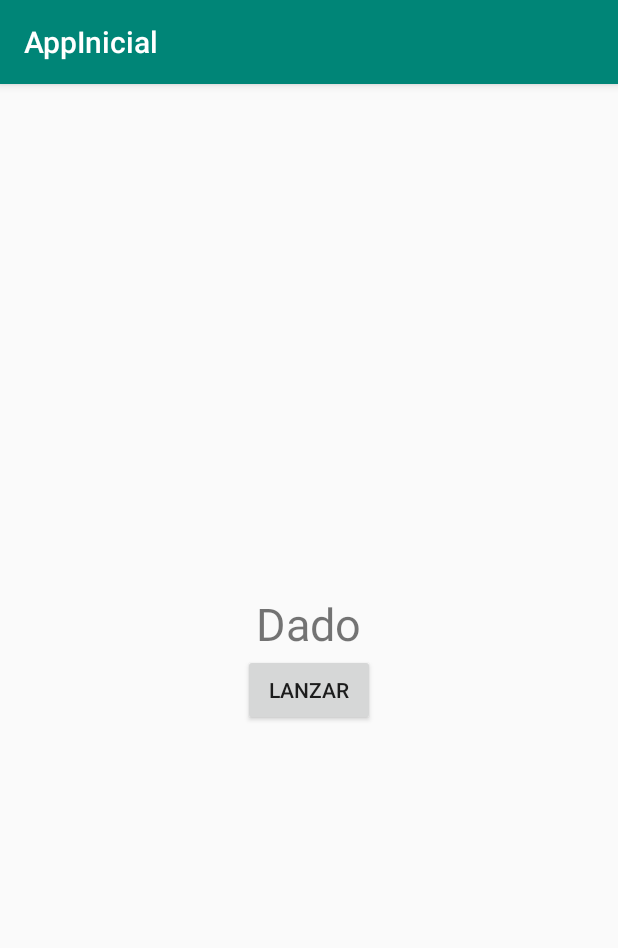
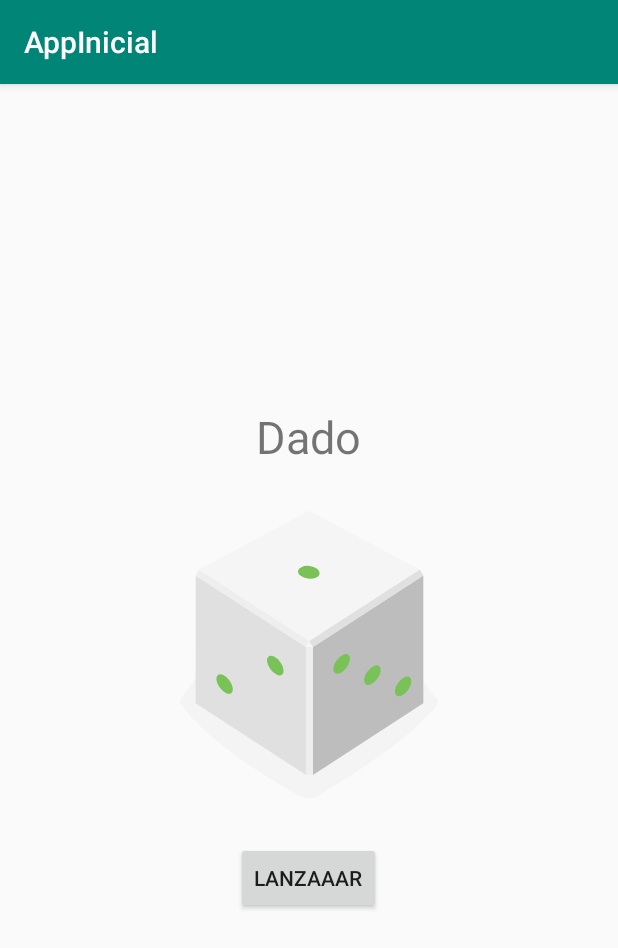
Before and after one commit to docenciaang/AppInicial, an Android app: the screen it shows after launch (MainActivity), on a phone screen of 412 x 824 dp. Shown: the top 948 px of the screen. Run offline under Robolectric (Android 15) with nearby library versions, the phone set to English and light mode, and no system bars.

Commit message:
Completamos aplicacion con las imagenes de los dados

```diff
--- a/app/build.gradle
+++ b/app/build.gradle
@@ -7,6 +7,7 @@ apply plugin: 'kotlin-android-extensions'
 android {
     compileSdkVersion 28
     defaultConfig {
+        vectorDrawables.useSupportLibrary = true
         applicationId "com.example.appinicial"
         minSdkVersion 15
         targetSdkVersion 28
@@ -30,4 +31,5 @@ dependencies {
     testImplementation 'junit:junit:4.12'
     androidTestImplementation 'com.android.support.test:runner:1.0.2'
     androidTestImplementation 'com.android.support.test.espresso:espresso-core:3.0.2'
+
 }
--- a/app/src/main/java/com/example/appinicial/MainActivity.kt
+++ b/app/src/main/java/com/example/appinicial/MainActivity.kt
@@ -2,11 +2,38 @@ package com.example.appinicial
 
 import android.support.v7.app.AppCompatActivity
 import android.os.Bundle
+import android.widget.Button
+import android.widget.ImageView
+import android.widget.Toast
+import android.widget.Toast.*
+import kotlin.random.Random
+
 
 class MainActivity : AppCompatActivity() {
+  lateinit var imDado: ImageView
 
     override fun onCreate(savedInstanceState: Bundle?) {
         super.onCreate(savedInstanceState)
         setContentView(R.layout.activity_main)
+        imDado = findViewById(R.id.imDado)
+        val botonLanzar: Button = findViewById(R.id.btLanzar)
+        botonLanzar.text = "Lanzaaar"
+        botonLanzar.setOnClickListener {
+
+            lanzarDado()
+      }
+    }
+    fun lanzarDado(){
+        val caraValor = Random.nextInt(1,6)
+       // Toast.makeText(this, "Dado sale ${caraValor.toString()}", LENGTH_SHORT).show()
+        val queImagen = when(caraValor){
+            1->R.drawable.dice_1
+            2->R.drawable.dice_2
+            3->R.drawable.dice_3
+            4->R.drawable.dice_4
+            5->R.drawable.dice_5
+            else -> R.drawable.dice_6
+        }
+        imDado.setImageResource(queImagen)
     }
 }
--- /dev/null
+++ b/app/src/main/res/drawable/dice_1.xml
@@ -0,0 +1,66 @@
+<!--
+  ~ Copyright 2018, The Android Open Source Project
+  ~
+  ~ Licensed under the Apache License, Version 2.0 (the "License");
+  ~ you may not use this file except in compliance with the License.
+  ~ You may obtain a copy of the License at
+  ~
+  ~     http://www.apache.org/licenses/LICENSE-2.0
+  ~
+  ~ Unless required by applicable law or agreed to in writing, software
+  ~ distributed under the License is distributed on an "AS IS" BASIS,
+  ~ WITHOUT WARRANTIES OR CONDITIONS OF ANY KIND, either express or implied.
+  ~ See the License for the specific language governing permissions and
+  ~ limitations under the License.
+  -->
+
+<vector xmlns:android="http://schemas.android.com/apk/res/android"
+    android:width="200dp"
+    android:height="250dp"
+    android:viewportWidth="800"
+    android:viewportHeight="1000">
+    <path
+        android:fillAlpha="0.5"
+        android:fillColor="#eee"
+        android:pathData="M740.8,635.42c-68.27,90.47 -249.77,201.76 -316,240.63a50.7,50.7 0,0 1,-49.93 0.81c-64.19,-35 -234.09,-133.88 -315.65,-242a14.69,14.69 0,0 1,-0.12 -17.49c77.58,-106.29 159.67,-258.89 341.06,-258.89 182,0 242.19,139.08 340.27,258.88A14.62,14.62 0,0 1,740.8 635.42Z"
+        android:strokeAlpha="0.5" />
+    <path
+        android:fillColor="#bdbdbd"
+        android:pathData="M704.9,630l-294.29,191.06l0,-340.85l294.29,-191.06l0,340.85z" />
+    <path
+        android:fillColor="#e0e0e0"
+        android:pathData="M97.59,630l294.29,191.06l0,-340.85l-294.29,-191.06l0,340.85z" />
+    <path
+        android:fillColor="#f5f5f5"
+        android:pathData="M400.14,464.73l-293.19,-191.45l293.19,-156.31l295.39,156.31l-295.39,191.45z" />
+    <path
+        android:fillColor="#eee"
+        android:pathData="M106.95,273.28l-9.36,15.87l294.29,191.06l8.26,-15.48l-293.19,-191.45z" />
+    <path
+        android:fillColor="#e0e0e0"
+        android:pathData="M695.53,273.28l9.37,15.87l-294.29,191.06l-10.47,-15.48l295.39,-191.45z" />
+    <path
+        android:fillColor="#eee"
+        android:pathData="M391.88,480.21h18.73v340.85h-18.73z" />
+    <path
+        android:fillColor="#f5f5f5"
+        android:pathData="M400.14,464.73l-8.26,15.48l18.73,0l-10.47,-15.48z" />
+    <path
+        android:fillColor="#78c257"
+        android:pathData="M397.45,297.62a16.9,28.71 97.07,1 0,4.16 -33.54a16.9,28.71 97.07,1 0,-4.16 33.54z" />
+    <path
+        android:fillColor="#78c257"
+        android:pathData="M297.17,539.02a30.12,16.11 53.82,1 0,26.01 -19.02a30.12,16.11 53.82,1 0,-26.01 19.02z" />
+    <path
+        android:fillColor="#78c257"
+        android:pathData="M161.96,588.24a30.12,16.11 53.82,1 0,26.01 -19.02a30.12,16.11 53.82,1 0,-26.01 19.02z" />
+    <path
+        android:fillColor="#78c257"
+        android:pathData="M551.15,579.45a30.12,16.11 126.18,1 0,35.56 -48.62a30.12,16.11 126.18,1 0,-35.56 48.62z" />
+    <path
+        android:fillColor="#78c257"
+        android:pathData="M469.12,549.58a30.12,16.11 126.18,1 0,35.56 -48.62a30.12,16.11 126.18,1 0,-35.56 48.62z" />
+    <path
+        android:fillColor="#78c257"
+        android:pathData="M633.17,609.29a30.12,16.11 126.18,1 0,35.56 -48.62a30.12,16.11 126.18,1 0,-35.56 48.62z" />
+</vector>
--- /dev/null
+++ b/app/src/main/res/drawable/dice_2.xml
@@ -0,0 +1,66 @@
+<!--
+  ~ Copyright 2018, The Android Open Source Project
+  ~
+  ~ Licensed under the Apache License, Version 2.0 (the "License");
+  ~ you may not use this file except in compliance with the License.
+  ~ You may obtain a copy of the License at
+  ~
+  ~     http://www.apache.org/licenses/LICENSE-2.0
+  ~
+  ~ Unless required by applicable law or agreed to in writing, software
+  ~ distributed under the License is distributed on an "AS IS" BASIS,
+  ~ WITHOUT WARRANTIES OR CONDITIONS OF ANY KIND, either express or implied.
+  ~ See the License for the specific language governing permissions and
+  ~ limitations under the License.
+  -->
+
+<vector xmlns:android="http://schemas.android.com/apk/res/android"
+    android:width="200dp"
+    android:height="250dp"
+    android:viewportWidth="800"
+    android:viewportHeight="1000">
+    <path
+        android:fillAlpha="0.5"
+        android:fillColor="#eee"
+        android:pathData="M740.8,635.42c-68.27,90.47 -249.77,201.76 -316,240.63a50.7,50.7 0,0 1,-49.93 0.81c-64.19,-35 -234.09,-133.88 -315.65,-242a14.69,14.69 0,0 1,-0.12 -17.49c77.58,-106.29 159.67,-258.89 341.06,-258.89 182,0 242.19,139.08 340.27,258.88A14.62,14.62 0,0 1,740.8 635.42Z"
+        android:strokeAlpha="0.5" />
+    <path
+        android:fillColor="#bdbdbd"
+        android:pathData="M704.9,630l-294.29,191.06l0,-340.85l294.29,-191.06l0,340.85z" />
+    <path
+        android:fillColor="#e0e0e0"
+        android:pathData="M97.59,630l294.29,191.06l0,-340.85l-294.29,-191.06l0,340.85z" />
+    <path
+        android:fillColor="#f5f5f5"
+        android:pathData="M400.14,464.73l-293.19,-191.45l293.19,-156.31l295.39,156.31l-295.39,191.45z" />
+    <path
+        android:fillColor="#eee"
+        android:pathData="M106.95,273.28l-9.36,15.87l294.29,191.06l8.26,-15.48l-293.19,-191.45z" />
+    <path
+        android:fillColor="#e0e0e0"
+        android:pathData="M695.53,273.28l9.37,15.87l-294.29,191.06l-10.47,-15.48l295.39,-191.45z" />
+    <path
+        android:fillColor="#eee"
+        android:pathData="M391.88,480.21h18.73v340.85h-18.73z" />
+    <path
+        android:fillColor="#f5f5f5"
+        android:pathData="M400.14,464.73l-8.26,15.48l18.73,0l-10.47,-15.48z" />
+    <path
+        android:fillColor="#78c257"
+        android:pathData="M520.85,303.25a16.9,28.71 97.07,1 0,4.16 -33.54a16.9,28.71 97.07,1 0,-4.16 33.54z" />
+    <path
+        android:fillColor="#78c257"
+        android:pathData="M273.33,291.99a16.9,28.71 97.07,1 0,4.16 -33.54a16.9,28.71 97.07,1 0,-4.16 33.54z" />
+    <path
+        android:fillColor="#78c257"
+        android:pathData="M229.56,563.64a30.12,16.11 53.82,1 0,26.01 -19.02a30.12,16.11 53.82,1 0,-26.01 19.02z" />
+    <path
+        android:fillColor="#78c257"
+        android:pathData="M311.58,533.77a30.12,16.11 53.82,1 0,26.01 -19.02a30.12,16.11 53.82,1 0,-26.01 19.02z" />
+    <path
+        android:fillColor="#78c257"
+        android:pathData="M147.54,593.49a30.12,16.11 53.82,1 0,26.01 -19.02a30.12,16.11 53.82,1 0,-26.01 19.02z" />
+    <path
+        android:fillColor="#78c257"
+        android:pathData="M551.15,579.45a30.12,16.11 126.18,1 0,35.56 -48.62a30.12,16.11 126.18,1 0,-35.56 48.62z" />
+</vector>
--- /dev/null
+++ b/app/src/main/res/drawable/dice_3.xml
@@ -0,0 +1,66 @@
+<!--
+  ~ Copyright 2018, The Android Open Source Project
+  ~
+  ~ Licensed under the Apache License, Version 2.0 (the "License");
+  ~ you may not use this file except in compliance with the License.
+  ~ You may obtain a copy of the License at
+  ~
+  ~     http://www.apache.org/licenses/LICENSE-2.0
+  ~
+  ~ Unless required by applicable law or agreed to in writing, software
+  ~ distributed under the License is distributed on an "AS IS" BASIS,
+  ~ WITHOUT WARRANTIES OR CONDITIONS OF ANY KIND, either express or implied.
+  ~ See the License for the specific language governing permissions and
+  ~ limitations under the License.
+  -->
+
+<vector xmlns:android="http://schemas.android.com/apk/res/android"
+    android:width="200dp"
+    android:height="250dp"
+    android:viewportWidth="800"
+    android:viewportHeight="1000">
+    <path
+        android:fillAlpha="0.5"
+        android:fillColor="#eee"
+        android:pathData="M740.8,635.42c-68.27,90.47 -249.77,201.76 -316,240.63a50.7,50.7 0,0 1,-49.93 0.81c-64.19,-35 -234.09,-133.88 -315.65,-242a14.69,14.69 0,0 1,-0.12 -17.49c77.58,-106.29 159.67,-258.89 341.06,-258.89 182,0 242.19,139.08 340.27,258.88A14.62,14.62 0,0 1,740.8 635.42Z"
+        android:strokeAlpha="0.5" />
+    <path
+        android:fillColor="#bdbdbd"
+        android:pathData="M704.9,630l-294.29,191.06l0,-340.85l294.29,-191.06l0,340.85z" />
+    <path
+        android:fillColor="#e0e0e0"
+        android:pathData="M97.59,630l294.29,191.06l0,-340.85l-294.29,-191.06l0,340.85z" />
+    <path
+        android:fillColor="#f5f5f5"
+        android:pathData="M400.14,464.73l-293.19,-191.45l293.19,-156.31l295.39,156.31l-295.39,191.45z" />
+    <path
+        android:fillColor="#eee"
+        android:pathData="M106.95,273.28l-9.36,15.87l294.29,191.06l8.26,-15.48l-293.19,-191.45z" />
+    <path
+        android:fillColor="#e0e0e0"
+        android:pathData="M695.53,273.28l9.37,15.87l-294.29,191.06l-10.47,-15.48l295.39,-191.45z" />
+    <path
+        android:fillColor="#eee"
+        android:pathData="M391.88,480.21h18.73v340.85h-18.73z" />
+    <path
+        android:fillColor="#f5f5f5"
+        android:pathData="M400.14,464.73l-8.26,15.48l18.73,0l-10.47,-15.48z" />
+    <path
+        android:fillColor="#78c257"
+        android:pathData="M398.11,297.62a16.9,28.71 97.07,1 0,4.16 -33.54a16.9,28.71 97.07,1 0,-4.16 33.54z" />
+    <path
+        android:fillColor="#78c257"
+        android:pathData="M548.27,304.46a16.9,28.71 97.07,1 0,4.16 -33.54a16.9,28.71 97.07,1 0,-4.16 33.54z" />
+    <path
+        android:fillColor="#78c257"
+        android:pathData="M247.95,290.79a16.9,28.71 97.07,1 0,4.16 -33.54a16.9,28.71 97.07,1 0,-4.16 33.54z" />
+    <path
+        android:fillColor="#78c257"
+        android:pathData="M229.56,563.64a30.12,16.11 53.82,1 0,26.01 -19.02a30.12,16.11 53.82,1 0,-26.01 19.02z" />
+    <path
+        android:fillColor="#78c257"
+        android:pathData="M483.54,554.83a30.12,16.11 126.18,1 0,35.56 -48.62a30.12,16.11 126.18,1 0,-35.56 48.62z" />
+    <path
+        android:fillColor="#78c257"
+        android:pathData="M618.75,604.04a30.12,16.11 126.18,1 0,35.56 -48.62a30.12,16.11 126.18,1 0,-35.56 48.62z" />
+</vector>
--- /dev/null
+++ b/app/src/main/res/drawable/dice_4.xml
@@ -0,0 +1,69 @@
+<!--
+  ~ Copyright 2018, The Android Open Source Project
+  ~
+  ~ Licensed under the Apache License, Version 2.0 (the "License");
+  ~ you may not use this file except in compliance with the License.
+  ~ You may obtain a copy of the License at
+  ~
+  ~     http://www.apache.org/licenses/LICENSE-2.0
+  ~
+  ~ Unless required by applicable law or agreed to in writing, software
+  ~ distributed under the License is distributed on an "AS IS" BASIS,
+  ~ WITHOUT WARRANTIES OR CONDITIONS OF ANY KIND, either express or implied.
+  ~ See the License for the specific language governing permissions and
+  ~ limitations under the License.
+  -->
+
+<vector xmlns:android="http://schemas.android.com/apk/res/android"
+    android:width="200dp"
+    android:height="250dp"
+    android:viewportWidth="800"
+    android:viewportHeight="1000">
+    <path
+        android:fillAlpha="0.5"
+        android:fillColor="#eee"
+        android:pathData="M740.8,635.42c-68.27,90.47 -249.77,201.76 -316,240.63a50.7,50.7 0,0 1,-49.93 0.81c-64.19,-35 -234.09,-133.88 -315.65,-242a14.69,14.69 0,0 1,-0.12 -17.49c77.58,-106.29 159.67,-258.89 341.06,-258.89 182,0 242.19,139.08 340.27,258.88A14.62,14.62 0,0 1,740.8 635.42Z"
+        android:strokeAlpha="0.5" />
+    <path
+        android:fillColor="#bdbdbd"
+        android:pathData="M704.9,630l-294.29,191.06l0,-340.85l294.29,-191.06l0,340.85z" />
+    <path
+        android:fillColor="#e0e0e0"
+        android:pathData="M97.59,630l294.29,191.06l0,-340.85l-294.29,-191.06l0,340.85z" />
+    <path
+        android:fillColor="#f5f5f5"
+        android:pathData="M400.14,464.73l-293.19,-191.45l293.19,-156.31l295.39,156.31l-295.39,191.45z" />
+    <path
+        android:fillColor="#eee"
+        android:pathData="M106.95,273.28l-9.36,15.87l294.29,191.06l8.26,-15.48l-293.19,-191.45z" />
+    <path
+        android:fillColor="#e0e0e0"
+        android:pathData="M695.53,273.28l9.37,15.87l-294.29,191.06l-10.47,-15.48l295.39,-191.45z" />
+    <path
+        android:fillColor="#eee"
+        android:pathData="M391.88,480.21h18.73v340.85h-18.73z" />
+    <path
+        android:fillColor="#f5f5f5"
+        android:pathData="M400.14,464.73l-8.26,15.48l18.73,0l-10.47,-15.48z" />
+    <path
+        android:fillColor="#78c257"
+        android:pathData="M530.08,303.65a16.9,28.71 97.07,1 0,4.16 -33.54a16.9,28.71 97.07,1 0,-4.16 33.54z" />
+    <path
+        android:fillColor="#78c257"
+        android:pathData="M389.68,218.17a16.9,28.71 97.07,1 0,4.16 -33.54a16.9,28.71 97.07,1 0,-4.16 33.54z" />
+    <path
+        android:fillColor="#78c257"
+        android:pathData="M405.35,377.09a16.9,28.71 97.07,1 0,4.16 -33.54a16.9,28.71 97.07,1 0,-4.16 33.54z" />
+    <path
+        android:fillColor="#78c257"
+        android:pathData="M264.95,291.6a16.9,28.71 97.07,1 0,4.16 -33.54a16.9,28.71 97.07,1 0,-4.16 33.54z" />
+    <path
+        android:fillColor="#78c257"
+        android:pathData="M297.17,541.59a30.12,16.11 53.82,1 0,26.01 -19.02a30.12,16.11 53.82,1 0,-26.01 19.02z" />
+    <path
+        android:fillColor="#78c257"
+        android:pathData="M161.96,590.81a30.12,16.11 53.82,1 0,26.01 -19.02a30.12,16.11 53.82,1 0,-26.01 19.02z" />
+    <path
+        android:fillColor="#78c257"
+        android:pathData="M551.15,579.45a30.12,16.11 126.18,1 0,35.56 -48.62a30.12,16.11 126.18,1 0,-35.56 48.62z" />
+</vector>
--- /dev/null
+++ b/app/src/main/res/drawable/dice_5.xml
@@ -0,0 +1,75 @@
+<!--
+  ~ Copyright 2018, The Android Open Source Project
+  ~
+  ~ Licensed under the Apache License, Version 2.0 (the "License");
+  ~ you may not use this file except in compliance with the License.
+  ~ You may obtain a copy of the License at
+  ~
+  ~     http://www.apache.org/licenses/LICENSE-2.0
+  ~
+  ~ Unless required by applicable law or agreed to in writing, software
+  ~ distributed under the License is distributed on an "AS IS" BASIS,
+  ~ WITHOUT WARRANTIES OR CONDITIONS OF ANY KIND, either express or implied.
+  ~ See the License for the specific language governing permissions and
+  ~ limitations under the License.
+  -->
+
+<vector xmlns:android="http://schemas.android.com/apk/res/android"
+    android:width="200dp"
+    android:height="250dp"
+    android:viewportWidth="800"
+    android:viewportHeight="1000">
+    <path
+        android:fillAlpha="0.5"
+        android:fillColor="#eee"
+        android:pathData="M740.8,635.42c-68.27,90.47 -249.77,201.76 -316,240.63a50.7,50.7 0,0 1,-49.93 0.81c-64.19,-35 -234.09,-133.88 -315.65,-242a14.69,14.69 0,0 1,-0.12 -17.49c77.58,-106.29 159.67,-258.89 341.06,-258.89 182,0 242.19,139.08 340.27,258.88A14.62,14.62 0,0 1,740.8 635.42Z"
+        android:strokeAlpha="0.5" />
+    <path
+        android:fillColor="#bdbdbd"
+        android:pathData="M704.9,630l-294.29,191.06l0,-340.85l294.29,-191.06l0,340.85z" />
+    <path
+        android:fillColor="#e0e0e0"
+        android:pathData="M97.59,630l294.29,191.06l0,-340.85l-294.29,-191.06l0,340.85z" />
+    <path
+        android:fillColor="#f5f5f5"
+        android:pathData="M400.14,464.73l-293.19,-191.45l293.19,-156.31l295.39,156.31l-295.39,191.45z" />
+    <path
+        android:fillColor="#eee"
+        android:pathData="M106.95,273.28l-9.36,15.87l294.29,191.06l8.26,-15.48l-293.19,-191.45z" />
+    <path
+        android:fillColor="#e0e0e0"
+        android:pathData="M695.53,273.28l9.37,15.87l-294.29,191.06l-10.47,-15.48l295.39,-191.45z" />
+    <path
+        android:fillColor="#eee"
+        android:pathData="M391.88,480.21h18.73v340.85h-18.73z" />
+    <path
+        android:fillColor="#f5f5f5"
+        android:pathData="M400.14,464.73l-8.26,15.48l18.73,0l-10.47,-15.48z" />
+    <path
+        android:fillColor="#78c257"
+        android:pathData="M397.05,297.63a16.9,28.71 97.07,1 0,4.16 -33.54a16.9,28.71 97.07,1 0,-4.16 33.54z" />
+    <path
+        android:fillColor="#78c257"
+        android:pathData="M547.21,304.45a16.9,28.71 97.07,1 0,4.16 -33.54a16.9,28.71 97.07,1 0,-4.16 33.54z" />
+    <path
+        android:fillColor="#78c257"
+        android:pathData="M388.17,207.62a16.9,28.71 97.07,1 0,4.16 -33.54a16.9,28.71 97.07,1 0,-4.16 33.54z" />
+    <path
+        android:fillColor="#78c257"
+        android:pathData="M405.93,387.62a16.9,28.71 97.07,1 0,4.16 -33.54a16.9,28.71 97.07,1 0,-4.16 33.54z" />
+    <path
+        android:fillColor="#78c257"
+        android:pathData="M246.89,290.79a16.9,28.71 97.07,1 0,4.16 -33.54a16.9,28.71 97.07,1 0,-4.16 33.54z" />
+    <path
+        android:fillColor="#78c257"
+        android:pathData="M229.56,563.64a30.12,16.11 53.82,1 0,26.01 -19.02a30.12,16.11 53.82,1 0,-26.01 19.02z" />
+    <path
+        android:fillColor="#78c257"
+        android:pathData="M551.15,579.45a30.12,16.11 126.18,1 0,35.56 -48.62a30.12,16.11 126.18,1 0,-35.56 48.62z" />
+    <path
+        android:fillColor="#78c257"
+        android:pathData="M469.12,549.58a30.12,16.11 126.18,1 0,35.56 -48.62a30.12,16.11 126.18,1 0,-35.56 48.62z" />
+    <path
+        android:fillColor="#78c257"
+        android:pathData="M633.17,609.29a30.12,16.11 126.18,1 0,35.56 -48.62a30.12,16.11 126.18,1 0,-35.56 48.62z" />
+</vector>
--- /dev/null
+++ b/app/src/main/res/drawable/dice_6.xml
@@ -0,0 +1,81 @@
+<!--
+  ~ Copyright 2018, The Android Open Source Project
+  ~
+  ~ Licensed under the Apache License, Version 2.0 (the "License");
+  ~ you may not use this file except in compliance with the License.
+  ~ You may obtain a copy of the License at
+  ~
+  ~     http://www.apache.org/licenses/LICENSE-2.0
+  ~
+  ~ Unless required by applicable law or agreed to in writing, software
+  ~ distributed under the License is distributed on an "AS IS" BASIS,
+  ~ WITHOUT WARRANTIES OR CONDITIONS OF ANY KIND, either express or implied.
+  ~ See the License for the specific language governing permissions and
+  ~ limitations under the License.
+  -->
+
+<vector xmlns:android="http://schemas.android.com/apk/res/android"
+    android:width="200dp"
+    android:height="250dp"
+    android:viewportWidth="800"
+    android:viewportHeight="1000">
+    <path
+        android:fillAlpha="0.5"
+        android:fillColor="#eee"
+        android:pathData="M740.8,635.42c-68.27,90.47 -249.77,201.76 -316,240.63a50.7,50.7 0,0 1,-49.93 0.81c-64.19,-35 -234.09,-133.88 -315.65,-242a14.69,14.69 0,0 1,-0.12 -17.49c77.58,-106.29 159.67,-258.89 341.06,-258.89 182,0 242.19,139.08 340.27,258.88A14.62,14.62 0,0 1,740.8 635.42Z"
+        android:strokeAlpha="0.5" />
+    <path
+        android:fillColor="#bdbdbd"
+        android:pathData="M704.9,630l-294.29,191.06l0,-340.85l294.29,-191.06l0,340.85z" />
+    <path
+        android:fillColor="#e0e0e0"
+        android:pathData="M97.59,630l294.29,191.06l0,-340.85l-294.29,-191.06l0,340.85z" />
+    <path
+        android:fillColor="#f5f5f5"
+        android:pathData="M400.14,464.73l-293.19,-191.45l293.19,-156.31l295.39,156.31l-295.39,191.45z" />
+    <path
+        android:fillColor="#eee"
+        android:pathData="M106.95,273.28l-9.36,15.87l294.29,191.06l8.26,-15.48l-293.19,-191.45z" />
+    <path
+        android:fillColor="#e0e0e0"
+        android:pathData="M695.53,273.28l9.37,15.87l-294.29,191.06l-10.47,-15.48l295.39,-191.45z" />
+    <path
+        android:fillColor="#eee"
+        android:pathData="M391.88,480.21h18.73v340.85h-18.73z" />
+    <path
+        android:fillColor="#f5f5f5"
+        android:pathData="M400.14,464.73l-8.26,15.48l18.73,0l-10.47,-15.48z" />
+    <path
+        android:fillColor="#78c257"
+        android:pathData="M326.53,254.89a16.9,28.71 97.07,1 0,4.16 -33.54a16.9,28.71 97.07,1 0,-4.16 33.54z" />
+    <path
+        android:fillColor="#78c257"
+        android:pathData="M537.57,298.78a16.9,28.71 97.07,1 0,4.16 -33.54a16.9,28.71 97.07,1 0,-4.16 33.54z" />
+    <path
+        android:fillColor="#78c257"
+        android:pathData="M397.17,213.3a16.9,28.71 97.07,1 0,4.16 -33.54a16.9,28.71 97.07,1 0,-4.16 33.54z" />
+    <path
+        android:fillColor="#78c257"
+        android:pathData="M396.31,381.95a16.9,28.71 97.07,1 0,4.16 -33.54a16.9,28.71 97.07,1 0,-4.16 33.54z" />
+    <path
+        android:fillColor="#78c257"
+        android:pathData="M255.91,296.47a16.9,28.71 97.07,1 0,4.16 -33.54a16.9,28.71 97.07,1 0,-4.16 33.54z" />
+    <path
+        android:fillColor="#78c257"
+        android:pathData="M466.93,340.37a16.9,28.71 97.07,1 0,4.16 -33.54a16.9,28.71 97.07,1 0,-4.16 33.54z" />
+    <path
+        android:fillColor="#78c257"
+        android:pathData="M230,563.64a30.12,16.11 53.82,1 0,26.01 -19.02a30.12,16.11 53.82,1 0,-26.01 19.02z" />
+    <path
+        android:fillColor="#78c257"
+        android:pathData="M312.02,533.78a30.12,16.11 53.82,1 0,26.01 -19.02a30.12,16.11 53.82,1 0,-26.01 19.02z" />
+    <path
+        android:fillColor="#78c257"
+        android:pathData="M147.96,593.48a30.12,16.11 53.82,1 0,26.01 -19.02a30.12,16.11 53.82,1 0,-26.01 19.02z" />
+    <path
+        android:fillColor="#78c257"
+        android:pathData="M483.54,554.83a30.12,16.11 126.18,1 0,35.56 -48.62a30.12,16.11 126.18,1 0,-35.56 48.62z" />
+    <path
+        android:fillColor="#78c257"
+        android:pathData="M618.75,604.04a30.12,16.11 126.18,1 0,35.56 -48.62a30.12,16.11 126.18,1 0,-35.56 48.62z" />
+</vector>
--- /dev/null
+++ b/app/src/main/res/drawable/empty_dice.xml
@@ -0,0 +1,27 @@
+<!--
+  ~ Copyright 2018, The Android Open Source Project
+  ~
+  ~ Licensed under the Apache License, Version 2.0 (the "License");
+  ~ you may not use this file except in compliance with the License.
+  ~ You may obtain a copy of the License at
+  ~
+  ~     http://www.apache.org/licenses/LICENSE-2.0
+  ~
+  ~ Unless required by applicable law or agreed to in writing, software
+  ~ distributed under the License is distributed on an "AS IS" BASIS,
+  ~ WITHOUT WARRANTIES OR CONDITIONS OF ANY KIND, either express or implied.
+  ~ See the License for the specific language governing permissions and
+  ~ limitations under the License.
+  -->
+
+<vector xmlns:android="http://schemas.android.com/apk/res/android"
+    android:width="200dp"
+    android:height="250dp"
+    android:viewportWidth="800"
+    android:viewportHeight="1000">
+
+    <path
+        android:fillColor="#00000000"
+        android:pathData="M0,0l0,0z" />
+
+</vector>
--- a/app/src/main/res/layout/activity_main.xml
+++ b/app/src/main/res/layout/activity_main.xml
@@ -1,5 +1,6 @@
 <?xml version="1.0" encoding="utf-8"?>
 <LinearLayout xmlns:android="http://schemas.android.com/apk/res/android"
+    xmlns:app="http://schemas.android.com/apk/res-auto"
     xmlns:tools="http://schemas.android.com/tools"
     android:layout_width="match_parent"
     android:layout_height="wrap_content"
@@ -14,7 +15,15 @@
         android:text="Dado"
         android:textSize="30sp" />
 
+    <ImageView
+        android:id="@+id/imDado"
+        android:layout_width="match_parent"
+        android:layout_height="wrap_content"
+        android:layout_gravity="center"
+        app:srcCompat="@drawable/dice_1" />
+
     <android.support.v7.widget.AppCompatButton
+        android:id="@+id/btLanzar"
         android:layout_width="wrap_content"
         android:layout_height="wrap_content"
         android:layout_gravity="center"
```
